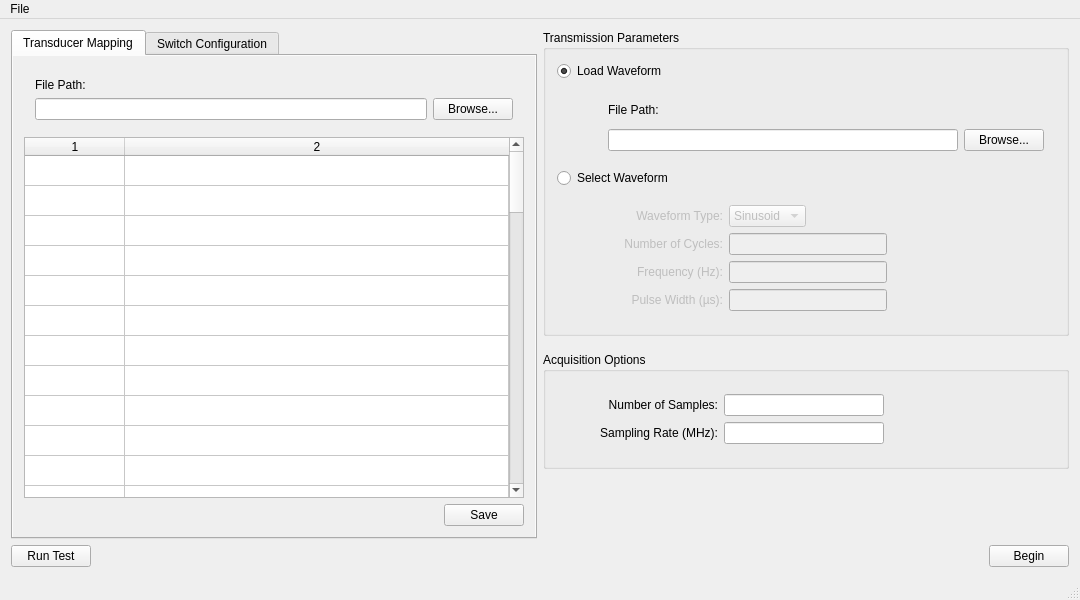
Old version of the form gui/mainwindow.ui in the repository jennieyang/ultrasound-breast-imaging.
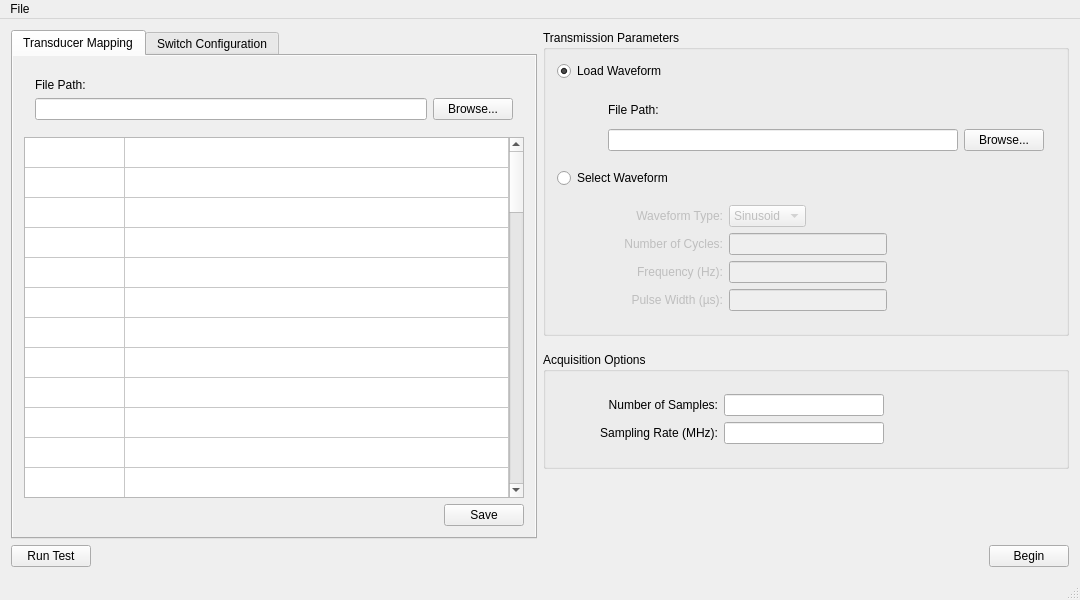
New version of the form.

Commit message: change tab order

The edit to the form file:
```diff
--- a/gui/mainwindow.ui
+++ b/gui/mainwindow.ui
@@ -460,7 +460,7 @@
            <number>2</number>
           </property>
           <attribute name="horizontalHeaderVisible">
-           <bool>true</bool>
+           <bool>false</bool>
           </attribute>
           <attribute name="horizontalHeaderHighlightSections">
            <bool>false</bool>
```
Left out of the diff: 19 changed lines with no effect on the pictures. The commit also changes 1 other file.
